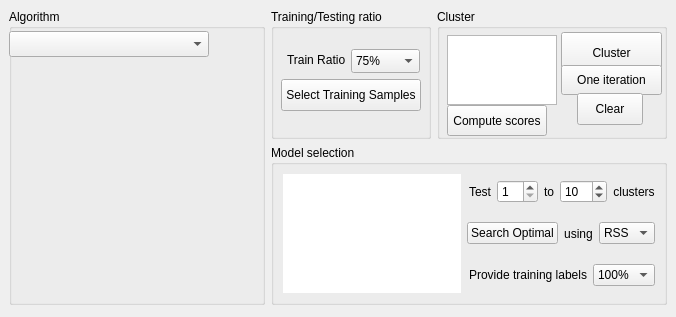
Qt form MLDemos/optsCluster.ui (b4silio/MLDemos) before a commit.
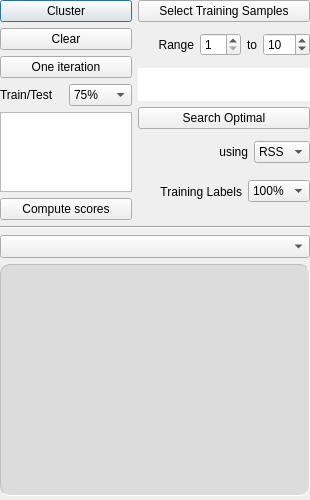
The same form after that commit.

Commit message: v0.6.0 CHANGED: Major revision of Graphical UI. The drawing, algorithm and display option panels have been integrated into the main window. Algorithm option panes have been revised for more consistency and clearer workflow CHANGED: Visualization display mode now hides all editing options (essentially a "read-only" mode) ADDED: new Icons for algorithms, display options, etc.

The edit to the form file:
```diff
--- a/MLDemos/optsCluster.ui
+++ b/MLDemos/optsCluster.ui
@@ -6,8 +6,8 @@
    <rect>
     <x>0</x>
     <y>0</y>
-    <width>676</width>
-    <height>317</height>
+    <width>310</width>
+    <height>500</height>
    </rect>
   </property>
   <property name="sizePolicy">
@@ -34,10 +34,28 @@
   <property name="autoFillBackground">
    <bool>false</bool>
   </property>
-  <layout class="QVBoxLayout" name="verticalLayout" stretch="1">
+  <layout class="QVBoxLayout" name="verticalLayout" stretch="0,0,0,1">
    <property name="spacing">
+    <number>-1</number>
+   </property>
+   <property name="leftMargin">
     <number>0</number>
    </property>
+   <property name="topMargin">
+    <number>0</number>
+   </property>
+   <property name="rightMargin">
+    <number>0</number>
+   </property>
+   <property name="bottomMargin">
+    <number>4</number>
+   </property>
+   <item>
+    <widget class="QWidget" name="widget_2" native="true">
+     <layout class="QHBoxLayout" name="horizontalLayout" stretch="0,1">
+      <property name="spacing">
+       <number>-1</number>
+      </property>
    <property name="leftMargin">
     <number>0</number>
    </property>
@@ -51,31 +69,22 @@
     <number>0</number>
    </property>
    <item>
-    <widget class="QWidget" name="widget" native="true">
-     <layout class="QGridLayout" name="gridLayout" rowstretch="0,1" columnstretch="1,0,0">
-      <property name="bottomMargin">
-       <number>12</number>
-      </property>
-      <item row="0" column="2">
-       <widget class="QGroupBox" name="ClusterGroupBox">
-        <property name="minimumSize">
-         <size>
-          <width>230</width>
-          <height>0</height>
-         </size>
-        </property>
-        <property name="title">
-         <string>Cluster</string>
-        </property>
+       <widget class="QWidget" name="widget_8" native="true">
+        <layout class="QVBoxLayout" name="verticalLayout_5">
+         <property name="leftMargin">
+          <number>0</number>
+         </property>
+         <property name="topMargin">
+          <number>0</number>
+         </property>
+         <property name="rightMargin">
+          <number>0</number>
+         </property>
+         <property name="bottomMargin">
+          <number>0</number>
+         </property>
+         <item>
         <widget class="QPushButton" name="clusterButton">
-         <property name="geometry">
-          <rect>
-           <x>124</x>
-           <y>23</y>
-           <width>101</width>
-           <height>41</height>
-          </rect>
-         </property>
          <property name="font">
           <font>
            <pointsize>9</pointsize>
@@ -87,86 +96,13 @@
          <property name="text">
           <string>Cluster</string>
          </property>
-        </widget>
-        <widget class="QPushButton" name="iterationButton">
-         <property name="geometry">
-          <rect>
-           <x>124</x>
-           <y>56</y>
-           <width>101</width>
-           <height>30</height>
-          </rect>
-         </property>
-         <property name="font">
-          <font>
-           <pointsize>9</pointsize>
-          </font>
-         </property>
-         <property name="text">
-          <string>One iteration</string>
-         </property>
-        </widget>
-        <widget class="QListWidget" name="resultList">
-         <property name="geometry">
-          <rect>
-           <x>10</x>
-           <y>26</y>
-           <width>110</width>
-           <height>70</height>
-          </rect>
-         </property>
-         <property name="font">
-          <font>
-           <pointsize>10</pointsize>
-          </font>
-         </property>
-         <property name="toolTip">
-          <string>&lt;!DOCTYPE HTML PUBLIC &quot;-//W3C//DTD HTML 4.0//EN&quot; &quot;http://www.w3.org/TR/REC-html40/strict.dtd&quot;&gt;
-&lt;html&gt;&lt;head&gt;&lt;meta name=&quot;qrichtext&quot; content=&quot;1&quot; /&gt;&lt;style type=&quot;text/css&quot;&gt;
-p, li { white-space: pre-wrap; }
-&lt;/style&gt;&lt;/head&gt;&lt;body style=&quot; font-family:'Lucida Grande'; font-size:10pt; font-weight:400; font-style:normal;&quot;&gt;
-&lt;p style=&quot; margin-top:0px; margin-bottom:0px; margin-left:0px; margin-right:0px; -qt-block-indent:0; text-indent:0px;&quot;&gt;Cluster quality metrics:&lt;/p&gt;
-&lt;p style=&quot; margin-top:0px; margin-bottom:0px; margin-left:0px; margin-right:0px; -qt-block-indent:0; text-indent:0px;&quot;&gt;- RSS: Residual Sum of Squares&lt;/p&gt;
-&lt;p style=&quot; margin-top:0px; margin-bottom:0px; margin-left:0px; margin-right:0px; -qt-block-indent:0; text-indent:0px;&quot;&gt;- BIC: Bayesian Information Criterion&lt;/p&gt;
-&lt;p style=&quot; margin-top:0px; margin-bottom:0px; margin-left:0px; margin-right:0px; -qt-block-indent:0; text-indent:0px;&quot;&gt;- AIC: Akaike Information Criterion&lt;/p&gt;
-&lt;p style=&quot; margin-top:0px; margin-bottom:0px; margin-left:0px; margin-right:0px; -qt-block-indent:0; text-indent:0px;&quot;&gt;- F1: F-Measure &lt;/p&gt;
-&lt;p style=&quot; margin-top:0px; margin-bottom:0px; margin-left:0px; margin-right:0px; -qt-block-indent:0; text-indent:0px;&quot;&gt;For all metrics except F-Measure, the lower value is the best&lt;/p&gt;&lt;/body&gt;&lt;/html&gt;</string>
-         </property>
-        </widget>
-        <widget class="QPushButton" name="testButton">
-         <property name="geometry">
-          <rect>
-           <x>10</x>
-           <y>96</y>
-           <width>100</width>
-           <height>31</height>
-          </rect>
-         </property>
-         <property name="font">
-          <font>
-           <pointsize>9</pointsize>
-          </font>
-         </property>
-         <property name="toolTip">
-          <string>&lt;!DOCTYPE HTML PUBLIC &quot;-//W3C//DTD HTML 4.0//EN&quot; &quot;http://www.w3.org/TR/REC-html40/strict.dtd&quot;&gt;
-&lt;html&gt;&lt;head&gt;&lt;meta name=&quot;qrichtext&quot; content=&quot;1&quot; /&gt;&lt;style type=&quot;text/css&quot;&gt;
-p, li { white-space: pre-wrap; }
-&lt;/style&gt;&lt;/head&gt;&lt;body style=&quot; font-family:'Lucida Grande'; font-size:9pt; font-weight:400; font-style:normal;&quot;&gt;
-&lt;p style=&quot; margin-top:0px; margin-bottom:0px; margin-left:0px; margin-right:0px; -qt-block-indent:0; text-indent:0px;&quot;&gt;Perform a 10-fold cross-validation using the current clustering method and display the results in the statistics panel&lt;/p&gt;&lt;/body&gt;&lt;/html&gt;</string>
-         </property>
-         <property name="text">
-          <string>Compute scores</string>
-         </property>
-        </widget>
+           <property name="default">
+            <bool>true</bool>
+           </property>
+          </widget>
+         </item>
+         <item>
         <widget class="QPushButton" name="clearButton">
-         <property name="geometry">
-          <rect>
-           <x>140</x>
-           <y>84</y>
-           <width>66</width>
-           <height>32</height>
-          </rect>
-         </property>
          <property name="font">
           <font>
            <pointsize>9</pointsize>
@@ -176,81 +112,48 @@
           <string>Clear</string>
          </property>
         </widget>
-       </widget>
-      </item>
-      <item row="0" column="0" rowspan="2">
-       <widget class="QGroupBox" name="groupBox">
-        <property name="title">
-         <string>Algorithm</string>
-        </property>
-        <widget class="QComboBox" name="algoList">
-         <property name="geometry">
-          <rect>
-           <x>0</x>
-           <y>22</y>
-           <width>200</width>
-           <height>26</height>
-          </rect>
-         </property>
+         </item>
+         <item>
+          <widget class="QPushButton" name="iterationButton">
          <property name="font">
           <font>
-           <pointsize>10</pointsize>
-          </font>
-         </property>
-         <property name="currentIndex">
-          <number>-1</number>
-         </property>
-        </widget>
-        <widget class="QWidget" name="algoWidget" native="true">
-         <property name="geometry">
-          <rect>
-           <x>6</x>
-           <y>50</y>
-           <width>218</width>
-           <height>240</height>
-          </rect>
-         </property>
-        </widget>
-       </widget>
-      </item>
-      <item row="0" column="1">
-       <widget class="QGroupBox" name="TestGroupBox">
-        <property name="minimumSize">
-         <size>
-          <width>160</width>
-          <height>130</height>
-         </size>
-        </property>
-        <property name="title">
-         <string>Training/Testing ratio</string>
-        </property>
+             <pointsize>9</pointsize>
+            </font>
+           </property>
+           <property name="text">
+            <string>One iteration</string>
+           </property>
+          </widget>
+         </item>
+         <item>
+          <widget class="QWidget" name="widget_9" native="true">
+           <layout class="QHBoxLayout" name="horizontalLayout_3">
+            <property name="leftMargin">
+             <number>0</number>
+            </property>
+            <property name="topMargin">
+             <number>0</number>
+            </property>
+            <property name="rightMargin">
+             <number>0</number>
+            </property>
+            <property name="bottomMargin">
+             <number>0</number>
+            </property>
+            <item>
         <widget class="QLabel" name="trainLabel">
-         <property name="geometry">
-          <rect>
-           <x>16</x>
-           <y>42</y>
-           <width>60</width>
-           <height>18</height>
-          </rect>
-         </property>
          <property name="font">
           <font>
            <pointsize>9</pointsize>
           </font>
          </property>
          <property name="text">
-          <string>Train Ratio</string>
-         </property>
-        </widget>
+               <string>Train/Test</string>
+              </property>
+             </widget>
+            </item>
+            <item>
         <widget class="QComboBox" name="trainTestCombo">
-         <property name="geometry">
-          <rect>
-           <x>80</x>
-           <y>40</y>
-           <width>69</width>
-           <height>24</height>
-          </rect>
-         </property>
          <property name="font">
           <font>
            <pointsize>9</pointsize>
@@ -307,15 +210,59 @@
           </property>
          </item>
         </widget>
+            </item>
+           </layout>
+          </widget>
+         </item>
+         <item>
+          <widget class="QListWidget" name="resultList">
+           <property name="maximumSize">
+            <size>
+             <width>132</width>
+             <height>80</height>
+            </size>
+           </property>
+          </widget>
+         </item>
+         <item>
+          <widget class="QPushButton" name="testButton">
+           <property name="font">
+            <font>
+             <pointsize>9</pointsize>
+            </font>
+           </property>
+           <property name="toolTip">
+            <string>&lt;!DOCTYPE HTML PUBLIC &quot;-//W3C//DTD HTML 4.0//EN&quot; &quot;http://www.w3.org/TR/REC-html40/strict.dtd&quot;&gt;
+&lt;html&gt;&lt;head&gt;&lt;meta name=&quot;qrichtext&quot; content=&quot;1&quot; /&gt;&lt;style type=&quot;text/css&quot;&gt;
+p, li { white-space: pre-wrap; }
+&lt;/style&gt;&lt;/head&gt;&lt;body style=&quot; font-family:'Lucida Grande'; font-size:9pt; font-weight:400; font-style:normal;&quot;&gt;
+&lt;p style=&quot; margin-top:0px; margin-bottom:0px; margin-left:0px; margin-right:0px; -qt-block-indent:0; text-indent:0px;&quot;&gt;Perform a 10-fold cross-validation using the current clustering method and display the results in the statistics panel&lt;/p&gt;&lt;/body&gt;&lt;/html&gt;</string>
+           </property>
+           <property name="text">
+            <string>Compute scores</string>
+           </property>
+          </widget>
+         </item>
+        </layout>
+       </widget>
+      </item>
+      <item>
+       <widget class="QWidget" name="widget_3" native="true">
+        <layout class="QVBoxLayout" name="verticalLayout_6" stretch="0,0,0,0,0,0">
+         <property name="leftMargin">
+          <number>0</number>
+         </property>
+         <property name="topMargin">
+          <number>0</number>
+         </property>
+         <property name="rightMargin">
+          <number>0</number>
+         </property>
+         <property name="bottomMargin">
+          <number>12</number>
+         </property>
+         <item>
         <widget class="QPushButton" name="manualTrainButton">
-         <property name="geometry">
-          <rect>
-           <x>10</x>
-           <y>70</y>
-           <width>140</width>
-           <height>32</height>
-          </rect>
-         </property>
          <property name="font">
           <font>
            <pointsize>9</pointsize>
@@ -324,20 +271,94 @@
          <property name="text">
           <string>Select Training Samples</string>
          </property>
-         <property name="checkable">
-          <bool>true</bool>
-         </property>
-        </widget>
-       </widget>
-      </item>
-      <item row="1" column="1" colspan="2">
-       <widget class="QGroupBox" name="ModelSelectionGroupBox">
-        <property name="title">
-         <string>Model selection</string>
-        </property>
-        <layout class="QHBoxLayout" name="horizontalLayout_4" stretch="1,1">
+          </widget>
+         </item>
+         <item>
+          <widget class="QWidget" name="widget_5" native="true">
+           <layout class="QHBoxLayout" name="horizontalLayout_2" stretch="1,0,0,0">
+            <property name="leftMargin">
+             <number>0</number>
+            </property>
+            <property name="topMargin">
+             <number>0</number>
+            </property>
+            <property name="rightMargin">
+             <number>0</number>
+            </property>
+            <property name="bottomMargin">
+             <number>0</number>
+            </property>
+            <item>
+             <widget class="QLabel" name="label_3">
+              <property name="font">
+               <font>
+                <pointsize>9</pointsize>
+               </font>
+              </property>
+              <property name="text">
+               <string>Range</string>
+              </property>
+              <property name="alignment">
+               <set>Qt::AlignRight|Qt::AlignTrailing|Qt::AlignVCenter</set>
+              </property>
+             </widget>
+            </item>
+            <item>
+             <widget class="QSpinBox" name="rangeStartSpin">
+              <property name="font">
+               <font>
+                <pointsize>9</pointsize>
+               </font>
+              </property>
+              <property name="minimum">
+               <number>1</number>
+              </property>
+             </widget>
+            </item>
+            <item>
+             <widget class="QLabel" name="label_4">
+              <property name="font">
+               <font>
+                <pointsize>9</pointsize>
+               </font>
+              </property>
+              <property name="text">
+               <string>to</string>
+              </property>
+              <property name="alignment">
+               <set>Qt::AlignCenter</set>
+              </property>
+             </widget>
+            </item>
+            <item>
+             <widget class="QSpinBox" name="rangeStopSpin">
+              <property name="font">
+               <font>
+                <pointsize>9</pointsize>
+               </font>
+              </property>
+              <property name="minimum">
+               <number>2</number>
+              </property>
+              <property name="maximum">
+               <number>100</number>
+              </property>
+              <property name="value">
+               <number>10</number>
+              </property>
+             </widget>
+            </item>
+           </layout>
+          </widget>
+         </item>
          <item>
           <widget class="QLabel" name="graphLabel">
+           <property name="maximumSize">
+            <size>
+             <width>16777215</width>
+             <height>80</height>
+            </size>
+           </property>
            <property name="palette">
             <palette>
              <active>
@@ -770,129 +791,6 @@
           </widget>
          </item>
          <item>
-          <widget class="QWidget" name="widget_4" native="true">
-           <layout class="QVBoxLayout" name="verticalLayout_4" stretch="0,0,0">
-            <property name="leftMargin">
-             <number>0</number>
-            </property>
-            <property name="topMargin">
-             <number>0</number>
-            </property>
-            <property name="rightMargin">
-             <number>0</number>
-            </property>
-            <property name="bottomMargin">
-             <number>0</number>
-            </property>
-            <item>
-             <widget class="QWidget" name="widget_5" native="true">
-              <layout class="QHBoxLayout" name="horizontalLayout_2" stretch="1,0,0,0,0">
-               <property name="leftMargin">
-                <number>0</number>
-               </property>
-               <property name="topMargin">
-                <number>0</number>
-               </property>
-               <property name="rightMargin">
-                <number>0</number>
-               </property>
-               <property name="bottomMargin">
-                <number>0</number>
-               </property>
-               <item>
-                <widget class="QLabel" name="label_3">
-                 <property name="font">
-                  <font>
-                   <pointsize>9</pointsize>
-                  </font>
-                 </property>
-                 <property name="text">
-                  <string>Test</string>
-                 </property>
-                 <property name="alignment">
-                  <set>Qt::AlignRight|Qt::AlignTrailing|Qt::AlignVCenter</set>
-                 </property>
-                </widget>
-               </item>
-               <item>
-                <widget class="QSpinBox" name="rangeStartSpin">
-                 <property name="font">
-                  <font>
-                   <pointsize>9</pointsize>
-                  </font>
-                 </property>
-                 <property name="minimum">
-                  <number>1</number>
-                 </property>
-                </widget>
-               </item>
-               <item>
-                <widget class="QLabel" name="label_4">
-                 <property name="font">
-                  <font>
-                   <pointsize>9</pointsize>
-                  </font>
-                 </property>
-                 <property name="text">
-                  <string>to</string>
-                 </property>
-                 <property name="alignment">
-                  <set>Qt::AlignCenter</set>
-                 </property>
-                </widget>
-               </item>
-               <item>
-                <widget class="QSpinBox" name="rangeStopSpin">
-                 <property name="font">
-                  <font>
-                   <pointsize>9</pointsize>
-                  </font>
-                 </property>
-                 <property name="minimum">
-                  <number>2</number>
-                 </property>
-                 <property name="maximum">
-                  <number>100</number>
-                 </property>
-                 <property name="value">
-                  <number>10</number>
-                 </property>
-                </widget>
-               </item>
-               <item>
-                <widget class="QLabel" name="label_5">
-                 <property name="font">
-                  <font>
-                   <pointsize>9</pointsize>
-                  </font>
-                 </property>
-                 <property name="text">
-                  <string>clusters</string>
-                 </property>
-                 <property name="alignment">
-                  <set>Qt::AlignCenter</set>
-                 </property>
-                </widget>
-               </item>
-              </layout>
-             </widget>
-            </item>
-            <item>
-             <widget class="QWidget" name="widget_6" native="true">
-              <layout class="QHBoxLayout" name="horizontalLayout_5" stretch="0,1,0">
-               <property name="leftMargin">
-                <number>0</number>
-               </property>
-               <property name="topMargin">
-                <number>0</number>
-               </property>
-               <property name="rightMargin">
-                <number>0</number>
-               </property>
-               <property name="bottomMargin">
-                <number>0</number>
-               </property>
-               <item>
                 <widget class="QPushButton" name="optimizeButton">
                  <property name="font">
                   <font>
@@ -908,6 +806,21 @@
                 </widget>
                </item>
                <item>
+          <widget class="QWidget" name="widget_6" native="true">
+           <layout class="QHBoxLayout" name="horizontalLayout_5" stretch="1,0">
+            <property name="leftMargin">
+             <number>0</number>
+            </property>
+            <property name="topMargin">
+             <number>0</number>
+            </property>
+            <property name="rightMargin">
+             <number>0</number>
+            </property>
+            <property name="bottomMargin">
+             <number>0</number>
+            </property>
+            <item>
                 <widget class="QLabel" name="label_2">
                  <property name="font">
                   <font>
@@ -918,7 +831,7 @@
                   <string>using</string>
                  </property>
                  <property name="alignment">
-                  <set>Qt::AlignCenter</set>
+               <set>Qt::AlignRight|Qt::AlignTrailing|Qt::AlignVCenter</set>
                  </property>
                 </widget>
                </item>
@@ -988,7 +901,7 @@
                   </font>
                  </property>
                  <property name="text">
-                  <string>Provide training labels</string>
+               <string>Training Labels</string>
                  </property>
                  <property name="alignment">
                   <set>Qt::AlignRight|Qt::AlignTrailing|Qt::AlignVCenter</set>
@@ -1059,7 +972,36 @@
         </layout>
        </widget>
       </item>
-     </layout>
+   <item>
+    <widget class="Line" name="line">
+     <property name="orientation">
+      <enum>Qt::Horizontal</enum>
+     </property>
+    </widget>
+   </item>
+   <item>
+    <widget class="QComboBox" name="algoList">
+     <property name="font">
+      <font>
+       <pointsize>10</pointsize>
+      </font>
+     </property>
+     <property name="currentIndex">
+      <number>-1</number>
+     </property>
+    </widget>
+   </item>
+   <item>
+    <widget class="QWidget" name="algoWidget" native="true">
+     <property name="styleSheet">
+      <string notr="true">#algoWidget {
+background-color: rgb(220, 220, 220);
+border-style: inset;
+border-width: 1px;
+border-color: rgb(190,190,190);
+border-radius: 10px;
+}</string>
+     </property>
     </widget>
    </item>
   </layout>
```
Lines whose indentation alone changed are shown as unchanged. The commit also changes 126 other files.
